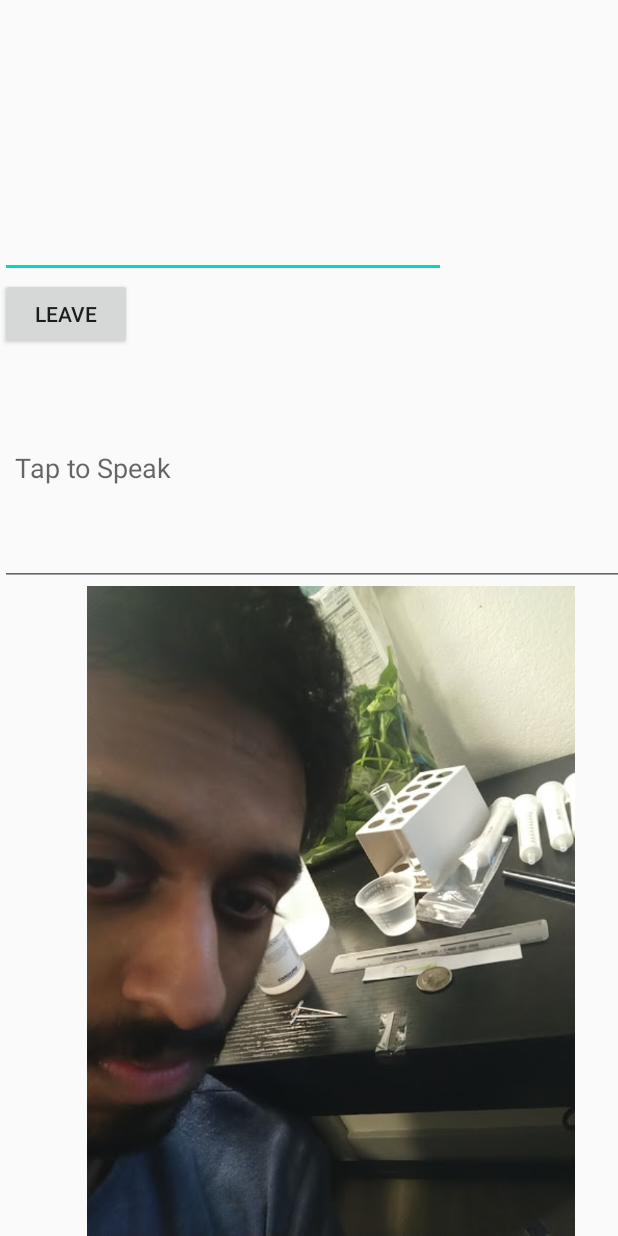
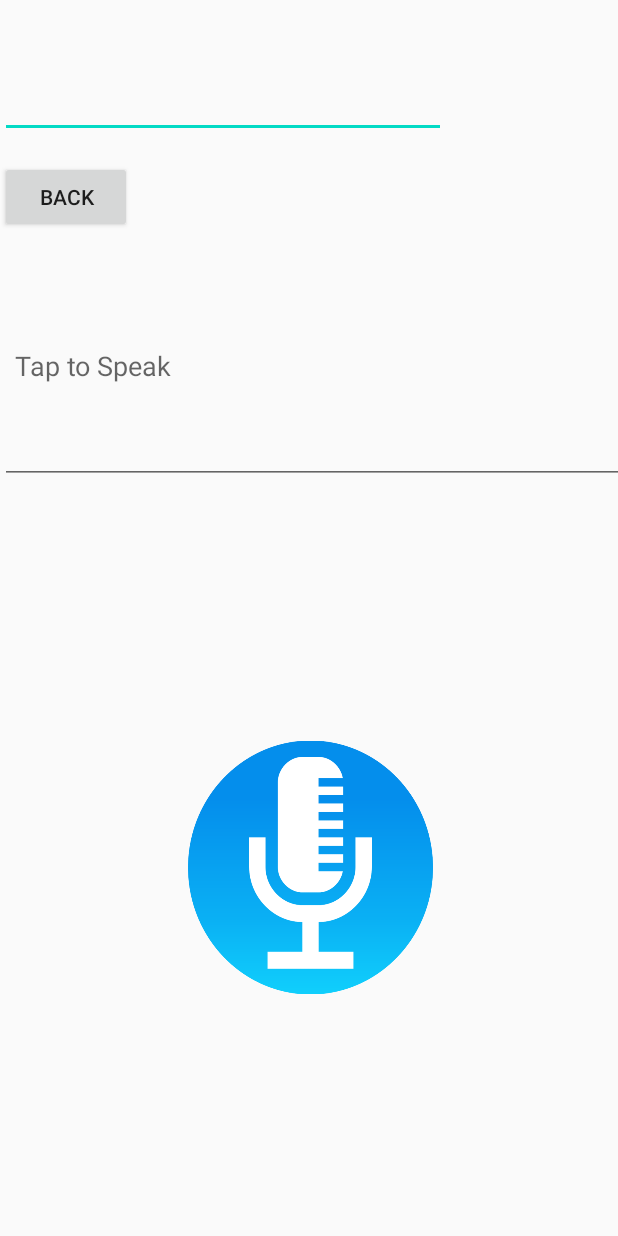
Before and after one commit to bunnefant/brick-hacks-lego-brick, an Android app: the layout activity_record.xml on its own in the app's theme, with its tools: preview values and no code run, on a phone screen of 412 x 824 dp. Run offline under Robolectric (Android 15) with nearby library versions, the phone set to English and light mode, and no system bars.

Commit message:
changed images

```diff
--- a/dolby/app/src/main/java/com/example/dolby_test/record.java
+++ b/dolby/app/src/main/java/com/example/dolby_test/record.java
@@ -83,7 +83,7 @@ public class record extends AppCompatActivity {
 
                     @Override
                     public void onResults (Bundle bundle){
-                        micButton.setImageResource(R.drawable.biolabselfie);
+                        micButton.setImageResource(R.drawable.safeword_mircophone_record);
                         ArrayList<String> data = bundle.getStringArrayList(SpeechRecognizer.RESULTS_RECOGNITION);
                         editText.setText(data.get(0));
                     }
@@ -104,7 +104,7 @@ public class record extends AppCompatActivity {
                     speechRecognizer.stopListening();
                 }
                 if (motionEvent.getAction() == MotionEvent.ACTION_DOWN){
-                    micButton.setImageResource(R.drawable.biolabselfie);
+                    micButton.setImageResource(R.drawable.safeword_mircophone_record);
                     speechRecognizer.startListening(speechRecognizerIntent);
                 }
                 return false;
--- a/dolby/app/src/main/res/layout/activity_record.xml
+++ b/dolby/app/src/main/res/layout/activity_record.xml
@@ -9,18 +9,20 @@
         android:layout_width="match_parent"
         android:layout_height="match_parent"
         android:orientation="vertical">
+
         <EditText
             android:id="@+id/user_name"
             android:layout_width="297dp"
-            android:layout_height="wrap_content"
-            android:layout_weight="1" />
+            android:layout_height="40dp"
+            android:layout_weight="1"
+            android:layout_marginVertical="15dp" />
 
         <!-- Step 2.2. The layout will be upgraded in the leave conference step -->
         <Button
             android:id="@+id/leave"
             android:layout_width="wrap_content"
             android:layout_height="wrap_content"
-            android:text="leave"
+            android:text="Back"
             android:layout_marginRight="10dp"
             />
 
@@ -32,16 +34,19 @@
             android:layout_marginRight="15dp"
             android:layout_toLeftOf="@id/button"
             android:hint="Tap to Speak"
-            android:padding="10dp" />
+            android:padding="10dp"
+            android:layout_marginVertical="10dp"/>
 
         <ImageView
             android:id="@+id/button"
-            android:layout_width="451dp"
-            android:layout_height="433dp"
+            android:layout_width="173dp"
+            android:layout_height="191dp"
             android:layout_alignParentRight="true"
             android:backgroundTint="#F9F8FA"
             android:paddingRight="10dp"
-            android:src="@drawable/biolabselfie" />
+            android:src="@drawable/safeword_mircophone"
+            android:layout_marginHorizontal="125dp"
+            android:layout_marginVertical="150dp"/>
     </LinearLayout>
 
 
```
Also changed, not shown: dolby/app/src/main/res/drawable/safeword_mircophone.png (added), dolby/app/src/main/res/drawable/safeword_mircophone_record.png (added).
